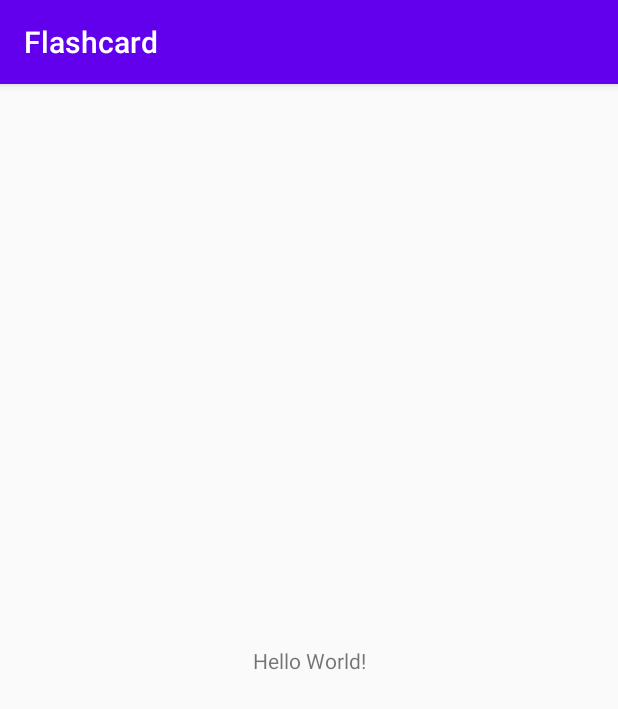
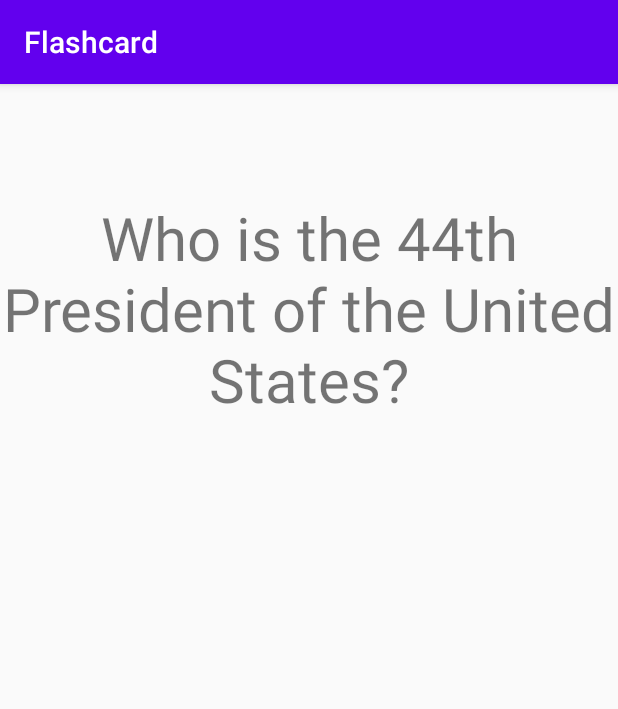
Before and after one commit to Unaiza898/flashcardanim, an Android app: the screen it shows after launch (MainActivity), on a phone screen of 412 x 824 dp. Shown: the top 709 px of the screen. Run offline under Robolectric (Android 15) with nearby library versions, the phone set to English and light mode, and no system bars.

Commit message:
answer and question visibility

```diff
--- a/app/src/main/java/com/example/flashcard/MainActivity.java
+++ b/app/src/main/java/com/example/flashcard/MainActivity.java
@@ -3,6 +3,7 @@ package com.example.flashcard;
 import androidx.appcompat.app.AppCompatActivity;
 
 import android.os.Bundle;
+import android.view.View;
 
 public class MainActivity extends AppCompatActivity {
 
@@ -10,5 +11,18 @@ public class MainActivity extends AppCompatActivity {
     protected void onCreate(Bundle savedInstanceState) {
         super.onCreate(savedInstanceState);
         setContentView(R.layout.activity_main);
+        findViewById(R.id.question).setOnClickListener(new View.OnClickListener() {
+            @Override
+
+            public void onClick(View view) {
+                findViewById(R.id.question).setVisibility(view.INVISIBLE);
+                findViewById(R.id.answer).setVisibility(view.VISIBLE);
+
+
+            }
+        });
+
+
     }
+
 }
--- a/app/src/main/res/layout/activity_main.xml
+++ b/app/src/main/res/layout/activity_main.xml
@@ -1,5 +1,5 @@
 <?xml version="1.0" encoding="utf-8"?>
-<androidx.constraintlayout.widget.ConstraintLayout xmlns:android="http://schemas.android.com/apk/res/android"
+<RelativeLayout xmlns:android="http://schemas.android.com/apk/res/android"
     xmlns:app="http://schemas.android.com/apk/res-auto"
     xmlns:tools="http://schemas.android.com/tools"
     android:layout_width="match_parent"
@@ -7,12 +7,27 @@
     tools:context=".MainActivity">
 
     <TextView
+        android:id="@+id/question"
+        android:layout_width="wrap_content"
+        android:layout_height="200dp"
+        android:gravity="center"
+        android:text="Who is the 44th President of the United States?"
+        android:layout_centerHorizontal="true"
+        android:layout_marginTop="50dp"
+
+        android:textSize="40sp"
+
+        />
+    <TextView
+        android:id="@+id/answer"
         android:layout_width="wrap_content"
         android:layout_height="wrap_content"
-        android:text="Hello World!"
-        app:layout_constraintBottom_toBottomOf="parent"
-        app:layout_constraintLeft_toLeftOf="parent"
-        app:layout_constraintRight_toRightOf="parent"
-        app:layout_constraintTop_toTopOf="parent" />
+         android:gravity="center"
+        android:text="Barack obama"
+        android:layout_centerHorizontal="true"
+        android:layout_marginTop="50dp"
+        android:textSize="40sp"
+        android:visibility="invisible"
 
-</androidx.constraintlayout.widget.ConstraintLayout>
+        />
+</RelativeLayout>
```
